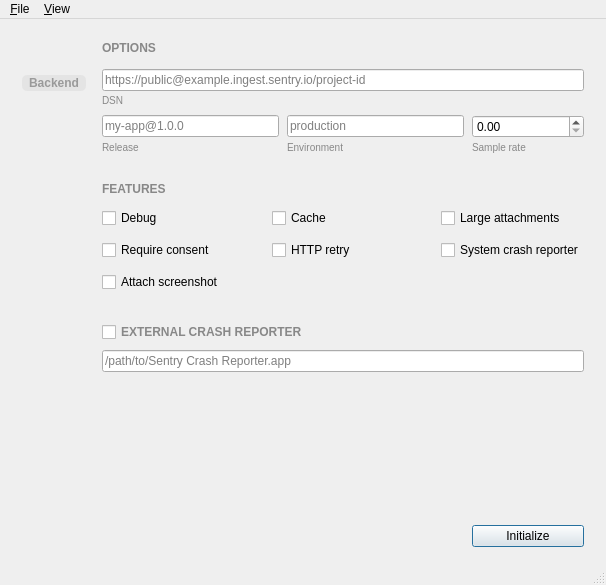
Old version of the form src/sentrywindow.ui in the repository jpnurmi/sentry-playground.
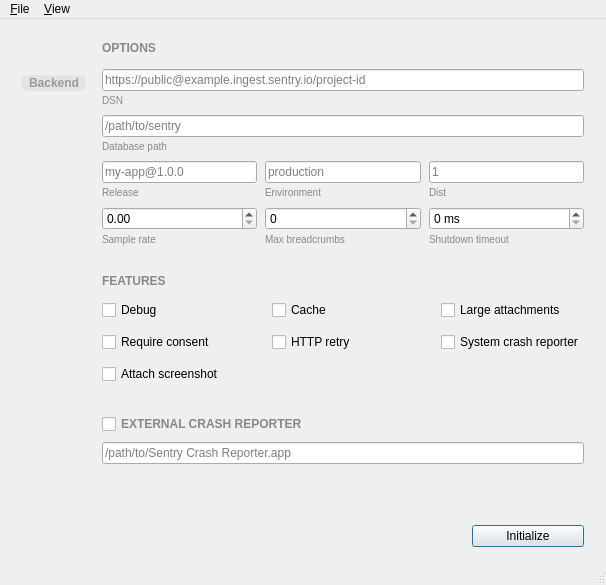
New version of the form. Icons and pictures are not drawn.

Commit message: DB path, dist, max breadcrumbs

Diff of the .ui file:
```diff
--- a/src/sentrywindow.ui
+++ b/src/sentrywindow.ui
@@ -212,35 +212,132 @@
             </property>
            </spacer>
           </item>
+          <item>
+           <layout class="QVBoxLayout" name="databasePathFieldLayout">
+            <property name="spacing">
+             <number>3</number>
+            </property>
+            <item>
+             <widget class="QLineEdit" name="databasePathEdit">
+              <property name="placeholderText">
+               <string>/path/to/sentry</string>
+              </property>
+             </widget>
+            </item>
+            <item>
+             <widget class="QLabel" name="databasePathLabel">
+              <property name="styleSheet">
+               <string notr="true">color: #888; font-size: 10px;</string>
+              </property>
+              <property name="text">
+               <string>Database path</string>
+              </property>
+             </widget>
+            </item>
+           </layout>
+          </item>
+          <item>
+           <spacer name="databasePathFieldsSpacer">
+            <property name="orientation">
+             <enum>Qt::Orientation::Vertical</enum>
+            </property>
+            <property name="sizeType">
+             <enum>QSizePolicy::Policy::Fixed</enum>
+            </property>
+            <property name="sizeHint" stdset="0">
+             <size>
+              <width>0</width>
+              <height>8</height>
+             </size>
+            </property>
+           </spacer>
+          </item>
           <item>
            <layout class="QGridLayout" name="initFieldsGrid">
-            <property name="horizontalSpacing">
+            <property name="spacing">
              <number>8</number>
             </property>
-            <property name="verticalSpacing">
-             <number>3</number>
-            </property>
             <item row="0" column="0">
+             <layout class="QVBoxLayout" name="releaseFieldLayout">
+              <property name="spacing">
+               <number>3</number>
+              </property>
+              <item>
              <widget class="QLineEdit" name="initReleaseEdit">
               <property name="placeholderText">
                <string>my-app@1.0.0</string>
               </property>
              </widget>
             </item>
+              <item>
+               <widget class="QLabel" name="initReleaseLabel">
+                <property name="styleSheet">
+                 <string notr="true">color: #888; font-size: 10px;</string>
+                </property>
+                <property name="text">
+                 <string>Release</string>
+                </property>
+               </widget>
+              </item>
+             </layout>
+            </item>
             <item row="0" column="1">
+             <layout class="QVBoxLayout" name="environmentFieldLayout">
+              <property name="spacing">
+               <number>3</number>
+              </property>
+              <item>
              <widget class="QLineEdit" name="initEnvironmentEdit">
               <property name="placeholderText">
                <string>production</string>
               </property>
              </widget>
             </item>
+              <item>
+               <widget class="QLabel" name="initEnvironmentLabel">
+                <property name="styleSheet">
+                 <string notr="true">color: #888; font-size: 10px;</string>
+                </property>
+                <property name="text">
+                 <string>Environment</string>
+                </property>
+               </widget>
+              </item>
+             </layout>
+            </item>
             <item row="0" column="2">
+             <layout class="QVBoxLayout" name="distFieldLayout">
+              <property name="spacing">
+               <number>3</number>
+              </property>
+              <item>
+               <widget class="QLineEdit" name="initDistEdit">
+                <property name="placeholderText">
+                 <string>1</string>
+                </property>
+               </widget>
+              </item>
+              <item>
+               <widget class="QLabel" name="initDistLabel">
+                <property name="styleSheet">
+                 <string notr="true">color: #888; font-size: 10px;</string>
+                </property>
+                <property name="text">
+                 <string>Dist</string>
+                </property>
+               </widget>
+              </item>
+             </layout>
+            </item>
+            <item row="1" column="0">
+             <layout class="QVBoxLayout" name="sampleRateFieldLayout">
+              <property name="spacing">
+               <number>3</number>
+              </property>
+              <item>
              <widget class="QDoubleSpinBox" name="tracesSampleRateBox">
-              <property name="minimumSize">
-               <size>
-                <width>112</width>
-                <height>0</height>
-               </size>
+                <property name="locale">
+                 <locale language="English" country="UnitedStates"/>
               </property>
               <property name="decimals">
                <number>2</number>
@@ -253,27 +350,7 @@
               </property>
              </widget>
             </item>
-            <item row="1" column="0">
-             <widget class="QLabel" name="initReleaseLabel">
-              <property name="styleSheet">
-               <string notr="true">color: #888; font-size: 10px;</string>
-              </property>
-              <property name="text">
-               <string>Release</string>
-              </property>
-             </widget>
-            </item>
-            <item row="1" column="1">
-             <widget class="QLabel" name="initEnvironmentLabel">
-              <property name="styleSheet">
-               <string notr="true">color: #888; font-size: 10px;</string>
-              </property>
-              <property name="text">
-               <string>Environment</string>
-              </property>
-             </widget>
-            </item>
-            <item row="1" column="2">
+              <item>
              <widget class="QLabel" name="tracesSampleRateLabel">
               <property name="styleSheet">
                <string notr="true">color: #888; font-size: 10px;</string>
@@ -282,6 +359,59 @@
                <string>Sample rate</string>
               </property>
              </widget>
+              </item>
+             </layout>
+            </item>
+            <item row="1" column="1">
+             <layout class="QVBoxLayout" name="maxBreadcrumbsFieldLayout">
+              <property name="spacing">
+               <number>3</number>
+              </property>
+              <item>
+               <widget class="QSpinBox" name="maxBreadcrumbsBox">
+                <property name="maximum">
+                 <number>100000</number>
+                </property>
+               </widget>
+              </item>
+              <item>
+               <widget class="QLabel" name="maxBreadcrumbsLabel">
+                <property name="styleSheet">
+                 <string notr="true">color: #888; font-size: 10px;</string>
+                </property>
+                <property name="text">
+                 <string>Max breadcrumbs</string>
+                </property>
+               </widget>
+              </item>
+             </layout>
+            </item>
+            <item row="1" column="2">
+             <layout class="QVBoxLayout" name="shutdownTimeoutFieldLayout">
+              <property name="spacing">
+               <number>3</number>
+              </property>
+              <item>
+               <widget class="QSpinBox" name="shutdownTimeoutBox">
+                <property name="suffix">
+                 <string> ms</string>
+                </property>
+                <property name="maximum">
+                 <number>600000</number>
+                </property>
+               </widget>
+              </item>
+              <item>
+               <widget class="QLabel" name="shutdownTimeoutLabel">
+                <property name="styleSheet">
+                 <string notr="true">color: #888; font-size: 10px;</string>
+                </property>
+                <property name="text">
+                 <string>Shutdown timeout</string>
+                </property>
+               </widget>
+              </item>
+             </layout>
             </item>
            </layout>
           </item>
```
Lines whose indentation alone changed are shown as unchanged. The commit also changes 3 other files.
